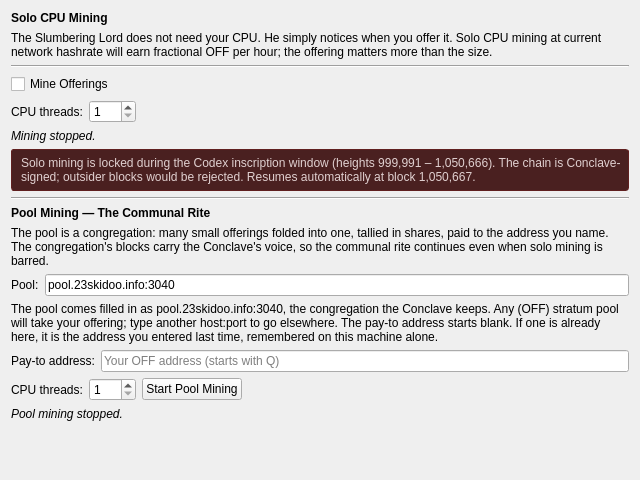
Before: the Qt Designer form src/qt/forms/miningpage.ui in dobbscoin/Offerings-to-Cthulhu, drawn with Qt 5.
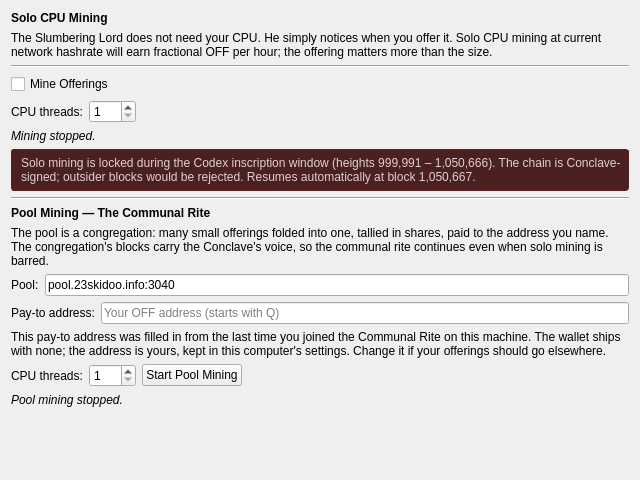
After: the same form once the commit is applied.

Commit message:
qt: explain a pay-to address that arrives filled in
No address ships in the pool pay-to box; the only way it is filled is the
user's own entry from a previous session, saved in QSettings. When that
happens, a note under the box says so, so nobody mistakes it for a preset
that pays someone else. Replaces the always-on note about the pool field.

```diff
--- a/src/qt/forms/miningpage.ui
+++ b/src/qt/forms/miningpage.ui
@@ -167,16 +167,6 @@
      </item>
     </layout>
    </item>
-   <item>
-    <widget class="QLabel" name="poolMiningPresetNote">
-     <property name="text">
-      <string>The pool comes filled in as pool.23skidoo.info:3040, the congregation the Conclave keeps. Any (OFF) stratum pool will take your offering; type another host:port to go elsewhere. The pay-to address starts blank. If one is already here, it is the address you entered last time, remembered on this machine alone.</string>
-     </property>
-     <property name="wordWrap">
-      <bool>true</bool>
-     </property>
-    </widget>
-   </item>
    <item>
     <layout class="QHBoxLayout" name="poolMiningAddressRow">
      <item>
@@ -195,6 +185,19 @@
      </item>
     </layout>
    </item>
+   <item>
+    <widget class="QLabel" name="poolMiningAddressNote">
+     <property name="visible">
+      <bool>false</bool>
+     </property>
+     <property name="text">
+      <string>This pay-to address was filled in from the last time you joined the Communal Rite on this machine. The wallet ships with none; the address is yours, kept in this computer's settings. Change it if your offerings should go elsewhere.</string>
+     </property>
+     <property name="wordWrap">
+      <bool>true</bool>
+     </property>
+    </widget>
+   </item>
    <item>
     <layout class="QHBoxLayout" name="poolMiningThreadsRow">
      <item>
```
The commit also changes 1 other file.
